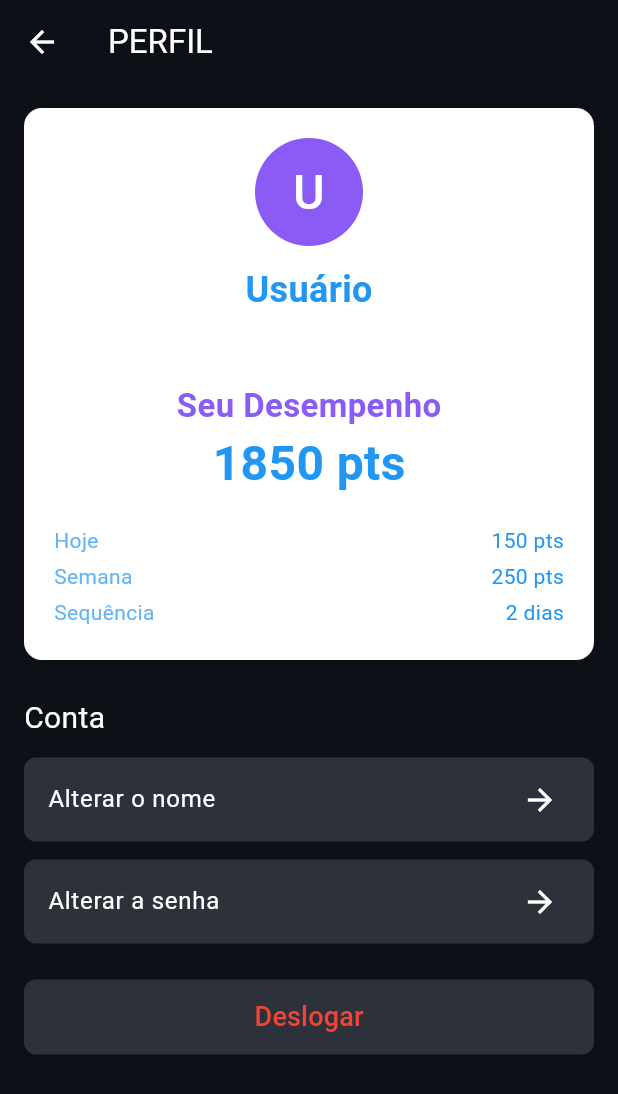
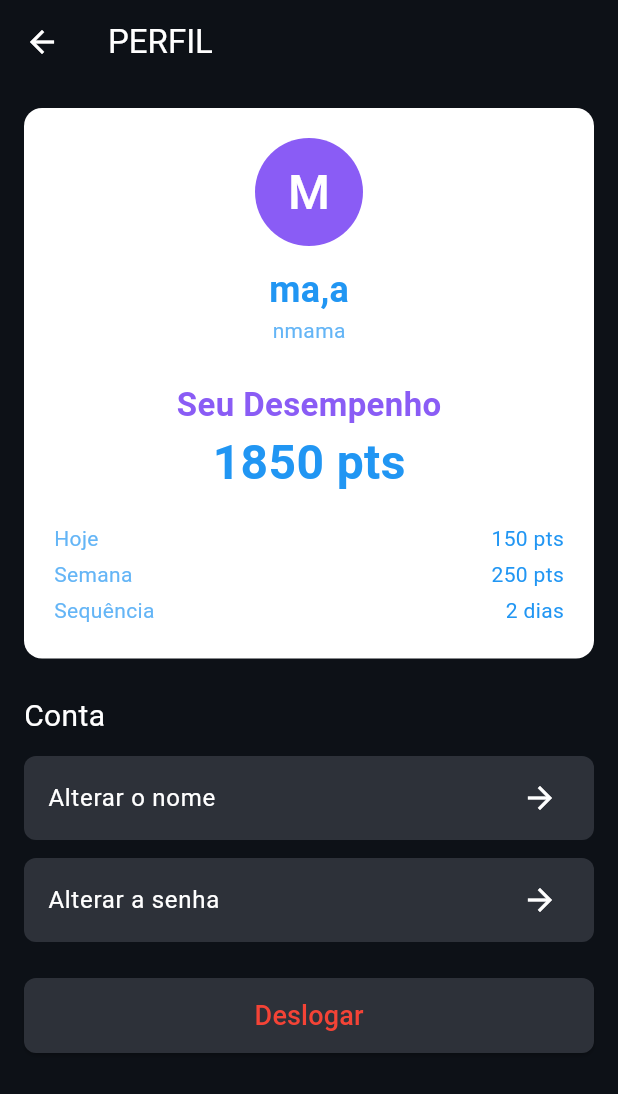
Before and after one commit to heitoroliveira75/EngSoftTrabalho_Personal_TrainerIA, a Flutter app: the ProfileScreen screen opened directly, on a phone screen of 412 x 824 dp. Shown: the top 1094 px of the screen. Run offline on Flutter 3.47's test engine with Material 3 defaults, Android fonts, the light colour scheme and no system bars; network calls fail.

Commit message:
Update 30/9

```diff
--- a/lib/screens/profile_screen.dart
+++ b/lib/screens/profile_screen.dart
@@ -15,8 +15,11 @@ class _ProfileScreenState extends State<ProfileScreen> {
   // ===========================================================================
   // VARIÁVEIS DE DADOS (Substitua no futuro pelos dados vindos do banco de dados)
   // ===========================================================================
-  final nomeUsuario = ApiService().usuarioLogado?['user_metadata']?['nome'] ?? 'Usuário';
-  final emailUsuario = ApiService().usuarioLogado?['email'] ?? '';
+  final usuario = ApiService().obterUsuarioAtual();
+  // String nomeUsuario = usuario["user_metadata"].get("nome");
+  // String emailUsuario = usuario["email"];
+  String emailUsuario = "nmama";
+  String nomeUsuario = "ma,a";
   int pontosTotais = 1850;
   int pontosHoje = 150;
   int pontosSemana = 250;
```
